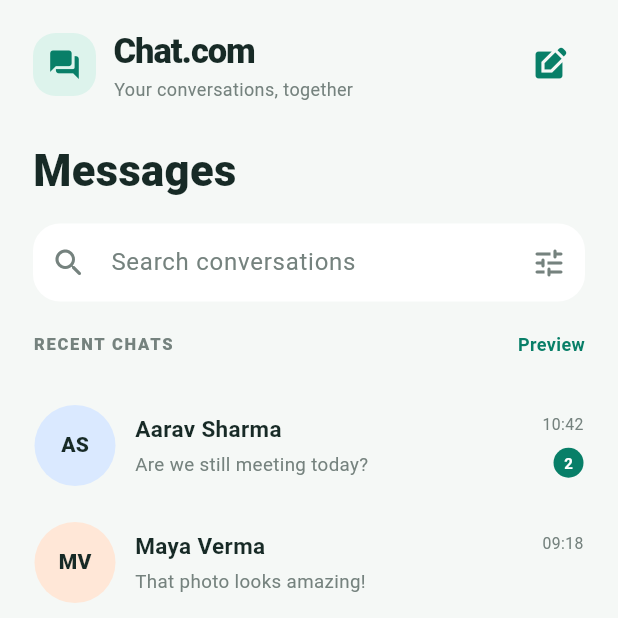
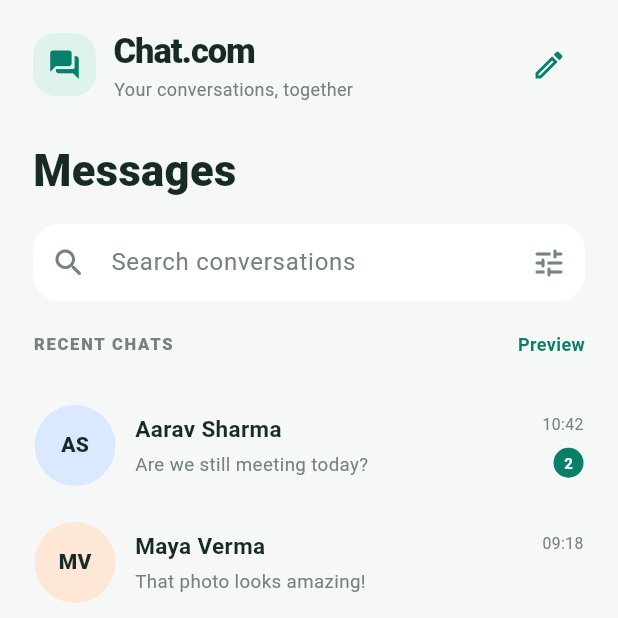
Before and after one commit to skandamrit3-creator/Chat.com, a Flutter app: the screen it shows after launch, on a phone screen of 412 x 824 dp, the top half of it. Run offline on Flutter 3.47's test engine with Material 3 defaults, Android fonts, the phone set to English and light mode, and no system bars.

Commit message:
Use broadly supported edit icon in Chat.com UI

```diff
--- a/app/lib/main.dart
+++ b/app/lib/main.dart
@@ -118,7 +118,7 @@ class ChatsPage extends StatelessWidget {
                   Text('Your conversations, together', style: TextStyle(fontSize: 12, color: _muted)),
                 ],
               )),
-              IconButton(tooltip: 'New message', onPressed: () => _showPreviewNotice(context, 'New message'), icon: const Icon(Icons.edit_square, color: _brand)),
+              IconButton(tooltip: 'New message', onPressed: () => _showPreviewNotice(context, 'New message'), icon: const Icon(Icons.edit_outlined, color: _brand)),
             ]),
             const SizedBox(height: 25),
             const Text('Messages', style: TextStyle(fontSize: 29, fontWeight: FontWeight.w800)),
```
